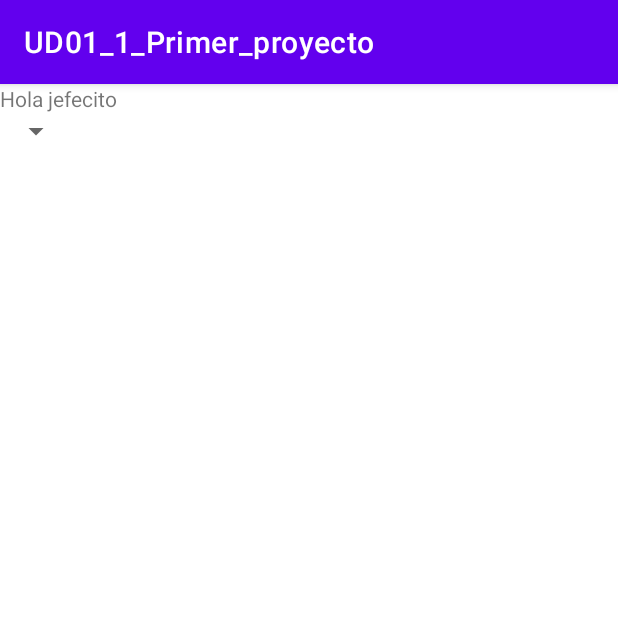
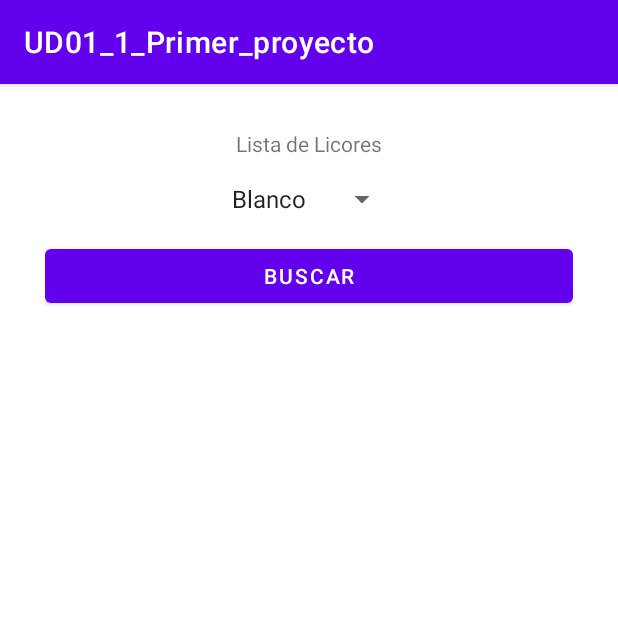
Before and after one commit to IvanCPO/PMDM_2DAM_a22ivancp, an Android app: the screen it shows after launch (MainActivity), on a phone screen of 412 x 824 dp, the top half of it. Run offline under Robolectric (Android 15) with nearby library versions, the phone set to English and light mode, and no system bars.

Commit message:
Primer movil apk

```diff
--- a/UD01_1_Primer_proyecto/app/src/main/java/com/example/ud01_1_primer_proyecto/MainActivity.kt
+++ b/UD01_1_Primer_proyecto/app/src/main/java/com/example/ud01_1_primer_proyecto/MainActivity.kt
@@ -2,10 +2,27 @@ package com.example.ud01_1_primer_proyecto
 
 import androidx.appcompat.app.AppCompatActivity
 import android.os.Bundle
+import android.widget.Button
+import android.widget.Spinner
+import android.widget.TextView
+import org.w3c.dom.Text
 
 class MainActivity : AppCompatActivity() {
     override fun onCreate(savedInstanceState: Bundle?) {
         super.onCreate(savedInstanceState)
         setContentView(R.layout.activity_main)
+        val buttonSearch : Button = findViewById<Button>(R.id.button)
+        buttonSearch.setOnClickListener {
+            val listWine : Spinner = findViewById(R.id.wineType)
+            val textWine : TextView = findViewById(R.id.textTypeWine)
+            textWine.text= getWine(listWine.id).joinToString(", ")
+        }
+
+    }
+    fun getWine(id:Int) : Array<String> = when (id) {
+        0 -> arrayOf("Albariño", "Moscato", "Verdejo")
+        1 -> arrayOf("Rioja", "Ribera del Duero", "Toro")
+        2 -> arrayOf("Carbernet", "Franc", "Merlot")
+        else -> arrayOf()
     }
 }
--- a/UD01_1_Primer_proyecto/app/src/main/res/layout/activity_main.xml
+++ b/UD01_1_Primer_proyecto/app/src/main/res/layout/activity_main.xml
@@ -1,20 +1,39 @@
 <?xml version="1.0" encoding="utf-8"?>
 <LinearLayout
     xmlns:android="http://schemas.android.com/apk/res/android"
-    xmlns:tools="http://schemas.android.com/tools"
     android:layout_width="match_parent"
     android:layout_height="match_parent"
-    tools:context=".MainActivity"
     android:orientation="vertical"
+    android:gravity="center_horizontal"
+    android:padding="30dp"
     >
     <TextView
         android:layout_width="wrap_content"
         android:layout_height="wrap_content"
-        android:text="Hola jefecito "/>
+        android:text="@string/list_wine"
+        android:layout_marginBottom="15dp"
+        />
+
     <Spinner
+        android:id="@+id/wineType"
         android:layout_width="wrap_content"
-        android:layout_height="wrap_content">
+        android:layout_height="wrap_content"
+        android:layout_marginBottom="15dp"
+        android:entries="@array/list_type_wines" />
 
-    </Spinner>
+    <Button
+        android:id="@+id/button"
+        android:layout_width="match_parent"
+        android:layout_height="wrap_content"
+        android:text="@string/search"
+
+        />
+
+    <TextView
+        android:id="@+id/textTypeWine"
+        android:layout_width="wrap_content"
+        android:layout_height="wrap_content"
+        android:layout_marginBottom="15dp"
+        />
 
 </LinearLayout>
--- a/UD01_1_Primer_proyecto/app/src/main/res/values/strings.xml
+++ b/UD01_1_Primer_proyecto/app/src/main/res/values/strings.xml
@@ -1,3 +1,10 @@
 <resources>
     <string name="app_name">UD01_1_Primer_proyecto</string>
+    <string name="list_wine">Lista de Licores</string>
+    <string name="search">Buscar</string>
+    <string-array name="list_type_wines">
+        <item>Blanco</item>
+        <item>Tinto</item>
+        <item>Rosado</item>
+    </string-array>
 </resources>
```
Also changed, not shown: 1 other file.
